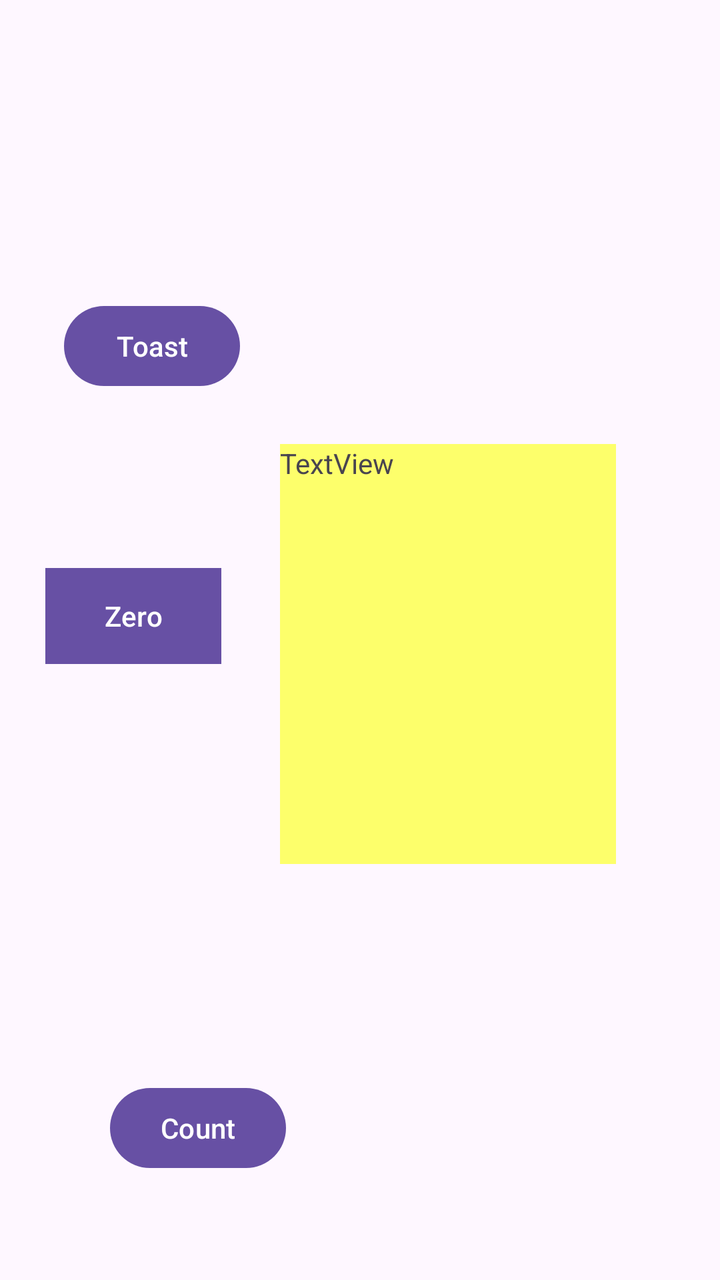
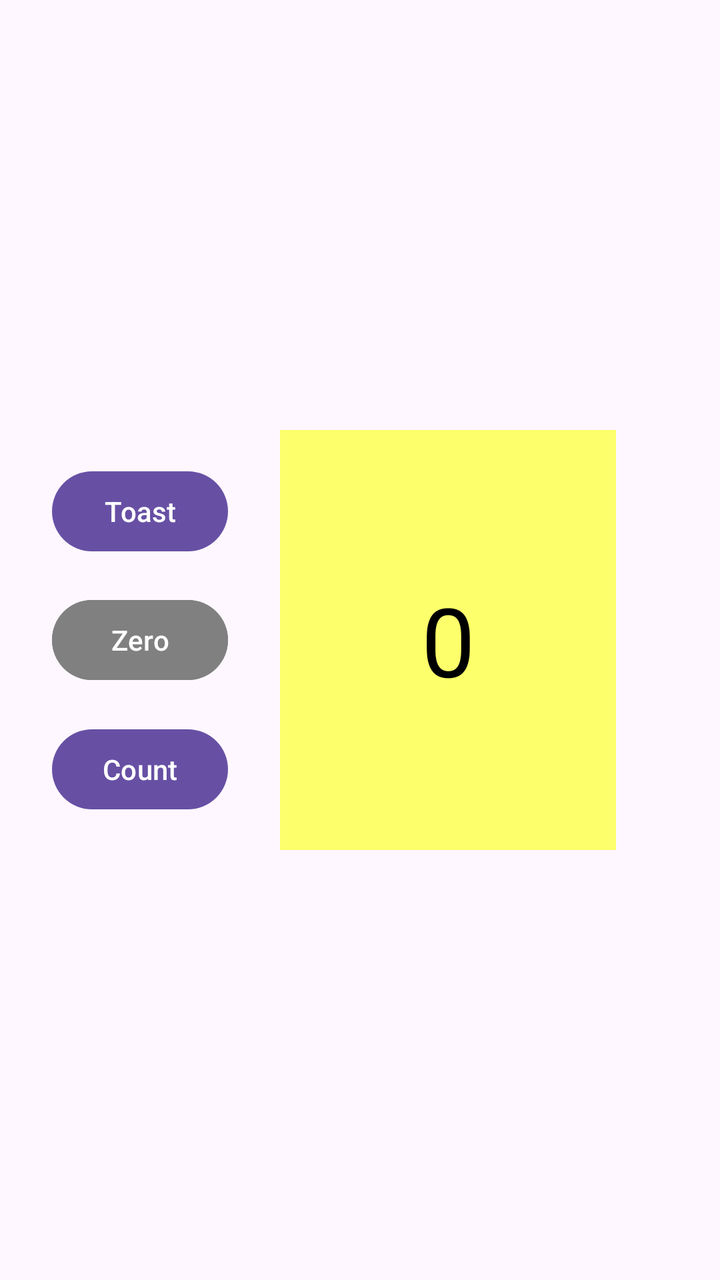

Two renders of the same Android screen: before a commit and after it. Below are the layout's source before the change and the commit's diff.
<!-- AndroidManifest.xml: application theme Theme.HelloConstraint -->
<!-- res/layout/activity_main.xml -->
<?xml version="1.0" encoding="utf-8"?>
<androidx.constraintlayout.widget.ConstraintLayout xmlns:android="http://schemas.android.com/apk/res/android"
    xmlns:app="http://schemas.android.com/apk/res-auto"
    xmlns:tools="http://schemas.android.com/tools"
    android:id="@+id/main"
    android:layout_width="match_parent"
    android:layout_height="match_parent"
    tools:context=".MainActivity">

    <Button
        android:id="@+id/button"
        android:layout_width="wrap_content"
        android:layout_height="wrap_content"
        android:text="Toast"
        app:layout_constraintBottom_toTopOf="@+id/button2"
        app:layout_constraintEnd_toEndOf="parent"
        app:layout_constraintHorizontal_bias="0.118"
        app:layout_constraintStart_toStartOf="parent"
        app:layout_constraintTop_toTopOf="parent"
        app:layout_constraintVertical_bias="0.631" />

    <Button
        android:id="@+id/button2"
        android:layout_width="wrap_content"
        android:layout_height="wrap_content"
        android:layout_marginBottom="208dp"
        android:background="#666666"
        android:text="Zero"
        app:layout_constraintBottom_toTopOf="@+id/button3"
        app:layout_constraintEnd_toStartOf="@+id/textView"
        app:layout_constraintHorizontal_bias="0.436"
        app:layout_constraintStart_toStartOf="parent" />

    <Button
        android:id="@+id/button3"
        android:layout_width="wrap_content"
        android:layout_height="wrap_content"
        android:layout_marginBottom="52dp"
        android:text="Count"
        app:layout_constraintBottom_toBottomOf="parent"
        app:layout_constraintEnd_toEndOf="parent"
        app:layout_constraintHorizontal_bias="0.202"
        app:layout_constraintStart_toStartOf="parent" />

    <TextView
        android:id="@+id/textView"
        android:layout_width="168dp"
        android:layout_height="210dp"
        android:layout_marginEnd="52dp"
        android:text="TextView"
        android:background="#fdff6b"
        app:layout_constraintBottom_toBottomOf="parent"
        app:layout_constraintEnd_toEndOf="parent"
        app:layout_constraintTop_toTopOf="parent"
        app:layout_constraintVertical_bias="0.516" />

</androidx.constraintlayout.widget.ConstraintLayout>
<!-- resources referenced by this layout -->
<resources>
  <style name="Theme.HelloConstraint" parent="Base.Theme.HelloConstraint" />
  <style name="Base.Theme.HelloConstraint" parent="Theme.Material3.DayNight.NoActionBar">
          
          
      </style>
</resources>

<!-- the commit's change to res/layout/activity_main.xml (unified diff, before → after) -->
@@ -12,46 +12,47 @@
         android:layout_width="wrap_content"
         android:layout_height="wrap_content"
         android:text="Toast"
-        app:layout_constraintBottom_toTopOf="@+id/button2"
-        app:layout_constraintEnd_toEndOf="parent"
-        app:layout_constraintHorizontal_bias="0.118"
-        app:layout_constraintStart_toStartOf="parent"
-        app:layout_constraintTop_toTopOf="parent"
-        app:layout_constraintVertical_bias="0.631" />
+        android:onClick="showToast"
+        app:layout_constraintTop_toTopOf="@id/textView"
+        app:layout_constraintBottom_toTopOf="@id/button2"
+        app:layout_constraintStart_toStartOf="@id/button2"
+        app:layout_constraintEnd_toEndOf="@id/button2" />
 
     <Button
         android:id="@+id/button2"
         android:layout_width="wrap_content"
         android:layout_height="wrap_content"
-        android:layout_marginBottom="208dp"
-        android:background="#666666"
         android:text="Zero"
-        app:layout_constraintBottom_toTopOf="@+id/button3"
-        app:layout_constraintEnd_toStartOf="@+id/textView"
-        app:layout_constraintHorizontal_bias="0.436"
-        app:layout_constraintStart_toStartOf="parent" />
+        android:backgroundTint="#808080"
+        android:onClick="zeroCount"
+        app:layout_constraintTop_toBottomOf="@id/button"
+        app:layout_constraintBottom_toTopOf="@id/button3"
+        app:layout_constraintStart_toStartOf="@id/button3"
+        app:layout_constraintEnd_toEndOf="@id/button3" />
 
     <Button
         android:id="@+id/button3"
         android:layout_width="wrap_content"
         android:layout_height="wrap_content"
-        android:layout_marginBottom="52dp"
         android:text="Count"
-        app:layout_constraintBottom_toBottomOf="parent"
-        app:layout_constraintEnd_toEndOf="parent"
-        app:layout_constraintHorizontal_bias="0.202"
-        app:layout_constraintStart_toStartOf="parent" />
+        android:onClick="countUp"
+        app:layout_constraintTop_toBottomOf="@id/button2"
+        app:layout_constraintBottom_toBottomOf="@id/textView"
+        app:layout_constraintStart_toStartOf="parent"
+        app:layout_constraintEnd_toStartOf="@id/textView" />
 
     <TextView
         android:id="@+id/textView"
         android:layout_width="168dp"
         android:layout_height="210dp"
         android:layout_marginEnd="52dp"
-        android:text="TextView"
-        android:background="#fdff6b"
+        android:background="#FDFF6B"
+        android:text="0"
+        android:textSize="48sp"
+        android:textColor="#000000"
+        android:gravity="center"
+        app:layout_constraintTop_toTopOf="parent"
         app:layout_constraintBottom_toBottomOf="parent"
-        app:layout_constraintEnd_toEndOf="parent"
-        app:layout_constraintTop_toTopOf="parent"
-        app:layout_constraintVertical_bias="0.516" />
+        app:layout_constraintEnd_toEndOf="parent" />
 
 </androidx.constraintlayout.widget.ConstraintLayout>
